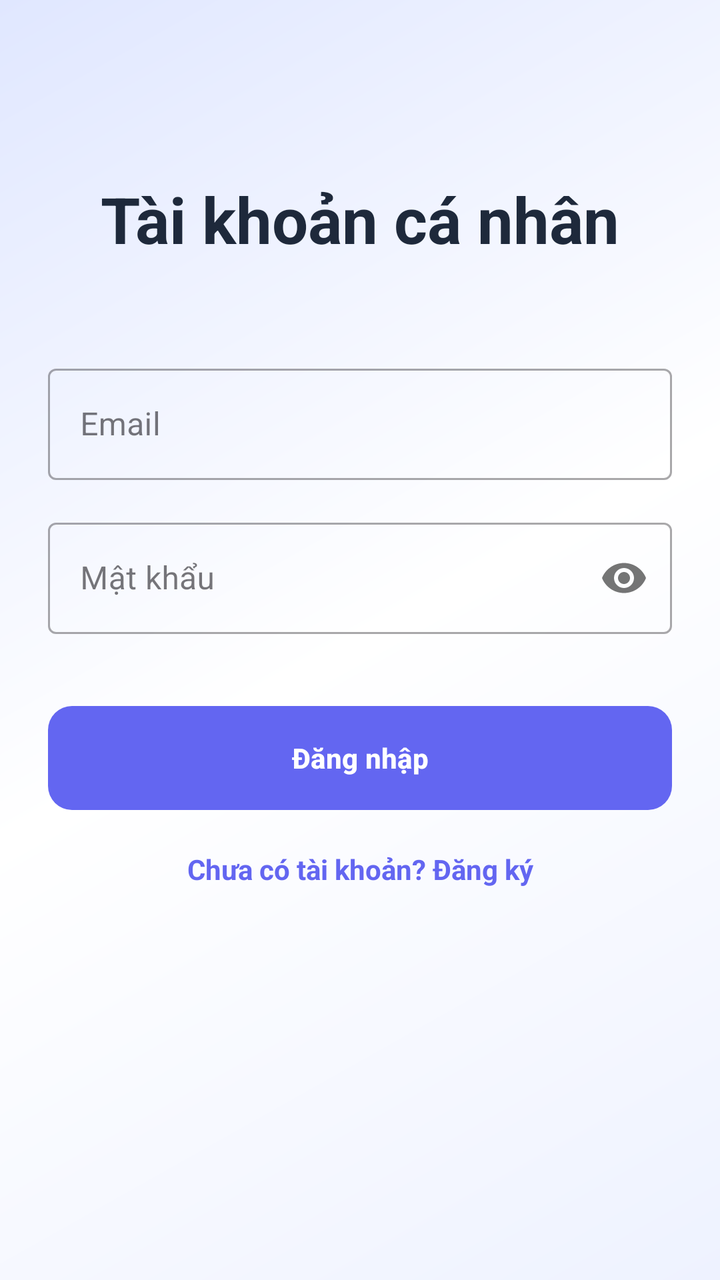
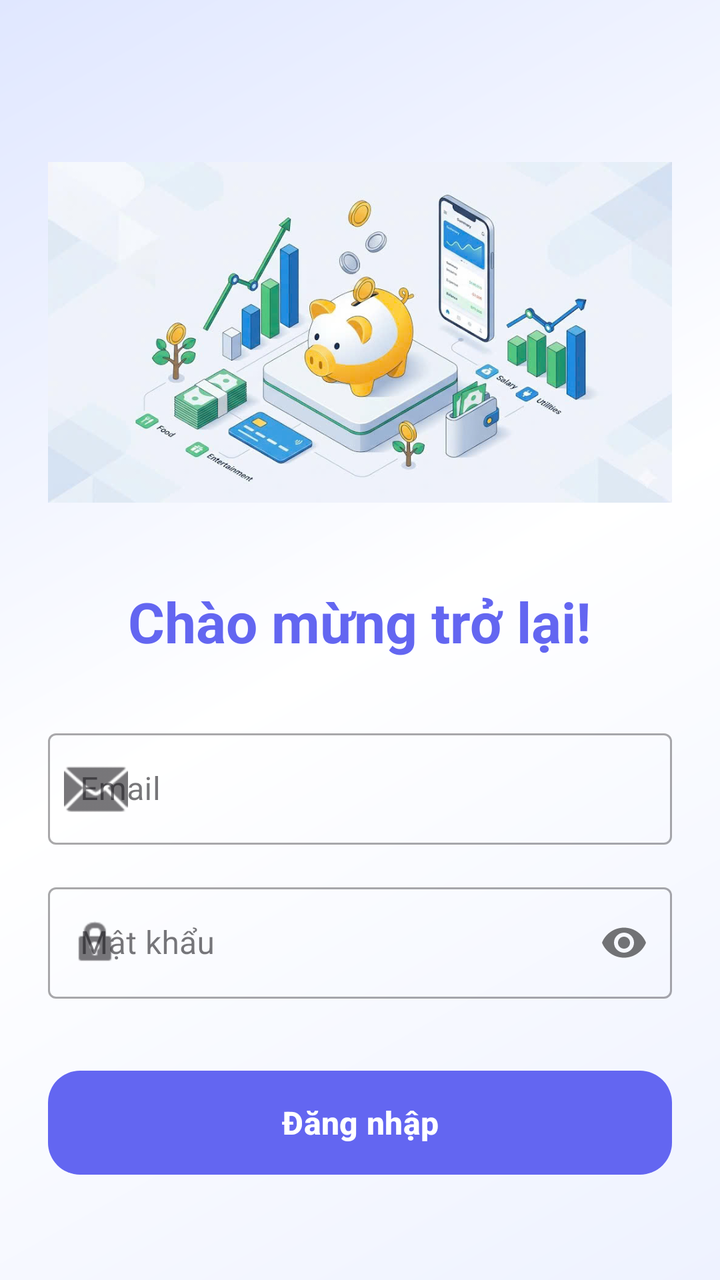

Before-and-after screenshots of an Android layout around one commit, followed by the original layout XML and the change that was made.
<!-- AndroidManifest.xml: application theme Theme.Personalfinancemanager -->
<!-- res/layout/activity_login.xml -->
<?xml version="1.0" encoding="utf-8"?>
<androidx.constraintlayout.widget.ConstraintLayout xmlns:android="http://schemas.android.com/apk/res/android"
    xmlns:app="http://schemas.android.com/apk/res-auto"
    android:layout_width="match_parent"
    android:layout_height="match_parent"
    android:padding="24dp"
    android:background="@drawable/bg_app_main">

    <TextView
        android:id="@+id/tvTitle"
        android:layout_width="wrap_content"
        android:layout_height="wrap_content"
        android:text="Tài khoản cá nhân"
        android:textSize="32sp"
        android:textStyle="bold"
        android:textColor="@color/textColorPrimary"
        app:layout_constraintTop_toTopOf="parent"
        app:layout_constraintStart_toStartOf="parent"
        app:layout_constraintEnd_toEndOf="parent"
        android:layout_marginTop="64dp" />

    <com.google.android.material.textfield.TextInputLayout
        android:id="@+id/tilEmail"
        android:layout_width="match_parent"
        android:layout_height="wrap_content"
        android:hint="@string/email"
        style="@style/Widget.MaterialComponents.TextInputLayout.OutlinedBox"
        app:layout_constraintTop_toBottomOf="@id/tvTitle"
        android:layout_marginTop="48dp">

        <com.google.android.material.textfield.TextInputEditText
            android:id="@+id/etEmail"
            android:layout_width="match_parent"
            android:layout_height="wrap_content"
            android:inputType="textEmailAddress"
            android:textColor="@color/textColorPrimary" />
    </com.google.android.material.textfield.TextInputLayout>

    <com.google.android.material.textfield.TextInputLayout
        android:id="@+id/tilPassword"
        android:layout_width="match_parent"
        android:layout_height="wrap_content"
        android:hint="@string/password"
        style="@style/Widget.MaterialComponents.TextInputLayout.OutlinedBox"
        app:passwordToggleEnabled="true"
        app:layout_constraintTop_toBottomOf="@id/tilEmail"
        android:layout_marginTop="16dp">

        <com.google.android.material.textfield.TextInputEditText
            android:id="@+id/etPassword"
            android:layout_width="match_parent"
            android:layout_height="wrap_content"
            android:inputType="textPassword"
            android:textColor="@color/textColorPrimary" />
    </com.google.android.material.textfield.TextInputLayout>

    <Button
        android:id="@+id/btnLogin"
        android:layout_width="match_parent"
        android:layout_height="60dp"
        android:text="@string/login"
        android:textStyle="bold"
        app:cornerRadius="12dp"
        app:layout_constraintTop_toBottomOf="@id/tilPassword"
        android:layout_marginTop="32dp" />

    <TextView
        android:id="@+id/tvGoToRegister"
        android:layout_width="wrap_content"
        android:layout_height="wrap_content"
        android:text="@string/dont_have_account"
        android:textColor="@color/primary"
        android:textStyle="bold"
        app:layout_constraintTop_toBottomOf="@id/btnLogin"
        app:layout_constraintStart_toStartOf="parent"
        app:layout_constraintEnd_toEndOf="parent"
        android:layout_marginTop="16dp" />

    <ProgressBar
        android:id="@+id/progressBar"
        android:layout_width="wrap_content"
        android:layout_height="wrap_content"
        android:visibility="gone"
        app:layout_constraintTop_toTopOf="parent"
        app:layout_constraintBottom_toBottomOf="parent"
        app:layout_constraintStart_toStartOf="parent"
        app:layout_constraintEnd_toEndOf="parent" />

</androidx.constraintlayout.widget.ConstraintLayout>
<!-- resources referenced by this layout -->
<resources>
  <color name="primary">#6366F1</color>
  <color name="textColorPrimary">#1E293B</color>
  <!-- drawable bg_app_main: jpg bitmap (drawable, 96445 bytes) -->
  <string name="dont_have_account">Chưa có tài khoản? Đăng ký</string>
  <string name="email">Email</string>
  <string name="login">Đăng nhập</string>
  <string name="password">Mật khẩu</string>
  <style name="Theme.Personalfinancemanager" parent="Base.Theme.Personalfinancemanager" />
  <style name="Base.Theme.Personalfinancemanager" parent="Theme.Material3.DayNight.NoActionBar">
          
          <item name="colorPrimary">@color/primary</item>
          <item name="colorPrimaryDark">@color/primary_dark</item>
          <item name="colorAccent">@color/accent</item>
  
          
          <item name="android:windowBackground">@drawable/bg_app_main</item>
  
          <item name="android:textColorPrimary">@color/textColorPrimary</item>
          <item name="android:textColorSecondary">@color/textColorSecondary</item>
      </style>
  <color name="primary_dark">#4F46E5</color>
  <color name="accent">#F43F5E</color>
  <color name="textColorSecondary">#64748B</color>
</resources>

<!-- the commit's change to res/layout/activity_login.xml (unified diff, before → after) -->
@@ -4,20 +4,33 @@
     android:layout_width="match_parent"
     android:layout_height="match_parent"
     android:padding="24dp"
-    android:background="@drawable/bg_app_main">
+    android:background="@drawable/bg_app_main_gradient">
+
+    
+    <ImageView
+        android:id="@+id/ivIllustration"
+        android:layout_width="match_parent"
+        android:layout_height="220dp"
+        android:src="@drawable/bg_app_main_image"
+        android:scaleType="centerInside"
+        android:contentDescription="@string/login_illustration_desc"
+        app:layout_constraintTop_toTopOf="parent"
+        app:layout_constraintStart_toStartOf="parent"
+        app:layout_constraintEnd_toEndOf="parent"
+        android:layout_marginTop="32dp" />
 
     <TextView
         android:id="@+id/tvTitle"
         android:layout_width="wrap_content"
         android:layout_height="wrap_content"
-        android:text="Tài khoản cá nhân"
-        android:textSize="32sp"
+        android:text="@string/welcome_back"
+        android:textSize="28sp"
         android:textStyle="bold"
-        android:textColor="@color/textColorPrimary"
-        app:layout_constraintTop_toTopOf="parent"
+        android:textColor="@color/primary"
+        app:layout_constraintTop_toBottomOf="@id/ivIllustration"
         app:layout_constraintStart_toStartOf="parent"
         app:layout_constraintEnd_toEndOf="parent"
-        android:layout_marginTop="64dp" />
+        android:layout_marginTop="16dp" />
 
     <com.google.android.material.textfield.TextInputLayout
         android:id="@+id/tilEmail"
@@ -25,8 +38,9 @@
         android:layout_height="wrap_content"
         android:hint="@string/email"
         style="@style/Widget.MaterialComponents.TextInputLayout.OutlinedBox"
+        app:startIconDrawable="@android:drawable/ic_dialog_email"
         app:layout_constraintTop_toBottomOf="@id/tvTitle"
-        android:layout_marginTop="48dp">
+        android:layout_marginTop="32dp">
 
         <com.google.android.material.textfield.TextInputEditText
             android:id="@+id/etEmail"
@@ -42,6 +56,7 @@
         android:layout_height="wrap_content"
         android:hint="@string/password"
         style="@style/Widget.MaterialComponents.TextInputLayout.OutlinedBox"
+        app:startIconDrawable="@android:drawable/ic_lock_idle_lock"
         app:passwordToggleEnabled="true"
         app:layout_constraintTop_toBottomOf="@id/tilEmail"
         android:layout_marginTop="16dp">
@@ -59,8 +74,9 @@
         android:layout_width="match_parent"
         android:layout_height="60dp"
         android:text="@string/login"
+        android:textSize="16sp"
         android:textStyle="bold"
-        app:cornerRadius="12dp"
+        app:cornerRadius="16dp"
         app:layout_constraintTop_toBottomOf="@id/tilPassword"
         android:layout_marginTop="32dp" />
 
@@ -74,7 +90,8 @@
         app:layout_constraintTop_toBottomOf="@id/btnLogin"
         app:layout_constraintStart_toStartOf="parent"
         app:layout_constraintEnd_toEndOf="parent"
-        android:layout_marginTop="16dp" />
+        android:layout_marginTop="24dp"
+        android:padding="8dp" />
 
     <ProgressBar
         android:id="@+id/progressBar"
<!-- resource entries referenced after the edit -->
@@ -2,11 +2,23 @@
 <resources>
   <color name="primary">#6366F1</color>
   <color name="textColorPrimary">#1E293B</color>
-  <!-- drawable bg_app_main: jpg bitmap (drawable, 96445 bytes) -->
+  <!-- drawable bg_app_main_gradient (drawable) -->
+  <?xml version="1.0" encoding="utf-8"?>
+  <shape xmlns:android="http://schemas.android.com/apk/res/android"
+      android:shape="rectangle">
+      <gradient
+          android:startColor="#EEF2FF"
+          android:centerColor="#FFFFFF"
+          android:endColor="#E0E7FF"
+          android:angle="135" />
+  </shape>
+  <!-- drawable bg_app_main_image: jpg bitmap (drawable, 96445 bytes) -->
   <string name="dont_have_account">Chưa có tài khoản? Đăng ký</string>
   <string name="email">Email</string>
   <string name="login">Đăng nhập</string>
+  <string name="login_illustration_desc">Hình minh họa tài chính tiết kiệm</string>
   <string name="password">Mật khẩu</string>
+  <string name="welcome_back">Chào mừng trở lại!</string>
   <style name="Theme.Personalfinancemanager" parent="Base.Theme.Personalfinancemanager" />
   <style name="Base.Theme.Personalfinancemanager" parent="Theme.Material3.DayNight.NoActionBar">
           
@@ -15,7 +27,7 @@
           <item name="colorAccent">@color/accent</item>
   
           
-          <item name="android:windowBackground">@drawable/bg_app_main</item>
+          <item name="android:windowBackground">@drawable/bg_app_main_image</item>
   
           <item name="android:textColorPrimary">@color/textColorPrimary</item>
           <item name="android:textColorSecondary">@color/textColorSecondary</item>
